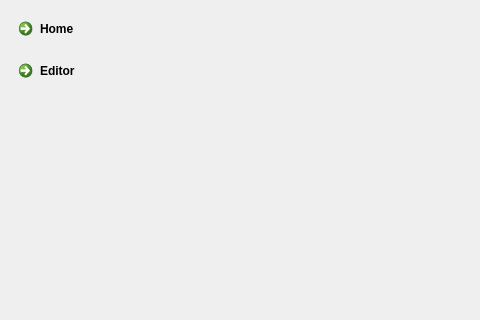
Above: NickvisionTubeConverter/UI/Views/MainWindow.ui from NickvisionApps/Parabolic before the change; both pictures show x 0 to 480 and y 0 to 320 of the 800 by 600 pixel window. Below: the same form after it.
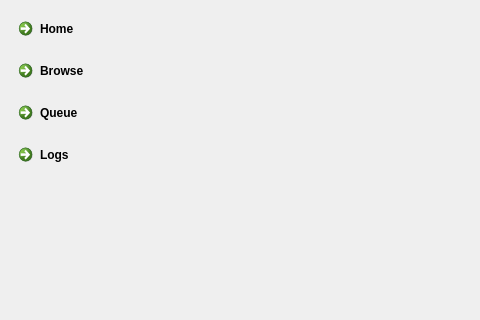
That is the form after the change. Icons and pictures are not drawn.

What changed in the file:
```diff
--- a/NickvisionTubeConverter/UI/Views/MainWindow.ui
+++ b/NickvisionTubeConverter/UI/Views/MainWindow.ui
@@ -65,11 +65,75 @@
          </size>
         </property>
         <property name="text">
-         <string>Editor</string>
+         <string>Browse</string>
         </property>
         <property name="icon">
          <iconset resource="../../resources.qrc">
-          <normaloff>:/Resources/Edit.png</normaloff>:/Resources/Edit.png</iconset>
+          <normaloff>:/Resources/Browse.png</normaloff>:/Resources/Browse.png</iconset>
+        </property>
+        <property name="iconSize">
+         <size>
+          <width>22</width>
+          <height>22</height>
+         </size>
+        </property>
+        <property name="checkable">
+         <bool>true</bool>
+        </property>
+       </widget>
+      </item>
+      <item>
+       <widget class="QCommandLinkButton" name="navQueue">
+        <property name="minimumSize">
+         <size>
+          <width>160</width>
+          <height>0</height>
+         </size>
+        </property>
+        <property name="maximumSize">
+         <size>
+          <width>160</width>
+          <height>16777215</height>
+         </size>
+        </property>
+        <property name="text">
+         <string>Queue</string>
+        </property>
+        <property name="icon">
+         <iconset resource="../../resources.qrc">
+          <normaloff>:/Resources/List.png</normaloff>:/Resources/List.png</iconset>
+        </property>
+        <property name="iconSize">
+         <size>
+          <width>22</width>
+          <height>22</height>
+         </size>
+        </property>
+        <property name="checkable">
+         <bool>true</bool>
+        </property>
+       </widget>
+      </item>
+      <item>
+       <widget class="QCommandLinkButton" name="navLogs">
+        <property name="minimumSize">
+         <size>
+          <width>160</width>
+          <height>0</height>
+         </size>
+        </property>
+        <property name="maximumSize">
+         <size>
+          <width>160</width>
+          <height>16777215</height>
+         </size>
+        </property>
+        <property name="text">
+         <string>Logs</string>
+        </property>
+        <property name="icon">
+         <iconset resource="../../resources.qrc">
+          <normaloff>:/Resources/Logs.png</normaloff>:/Resources/Logs.png</iconset>
         </property>
         <property name="iconSize">
          <size>
```
Left out of the diff: 2 changed lines with no effect on the pictures.
